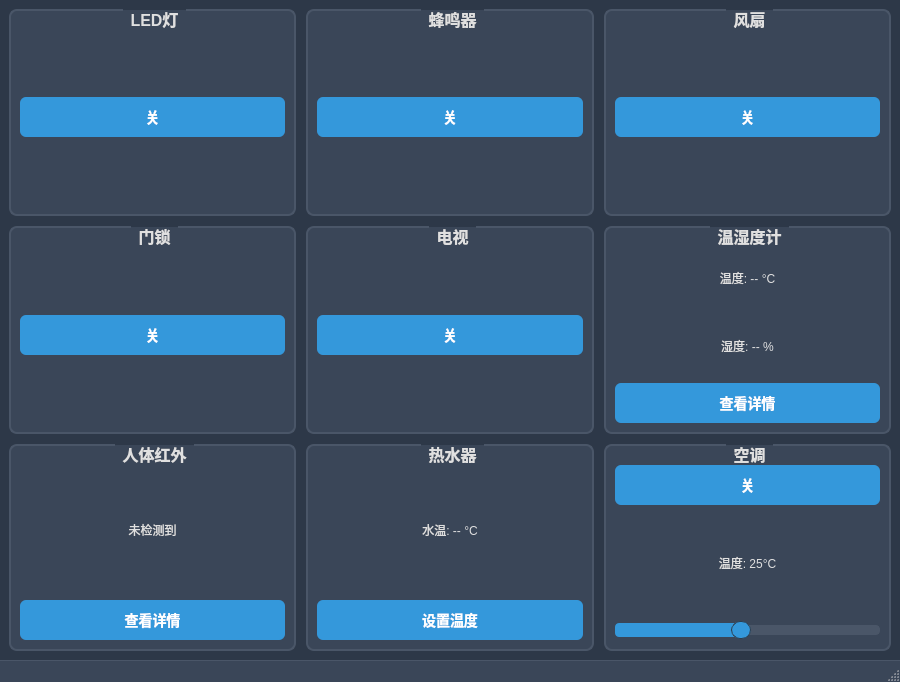
Before: the Qt Designer form uiClass/MainWidget/mainwidget.ui in MenShengFa-DaCai/Qtclient, drawn with Qt 5.
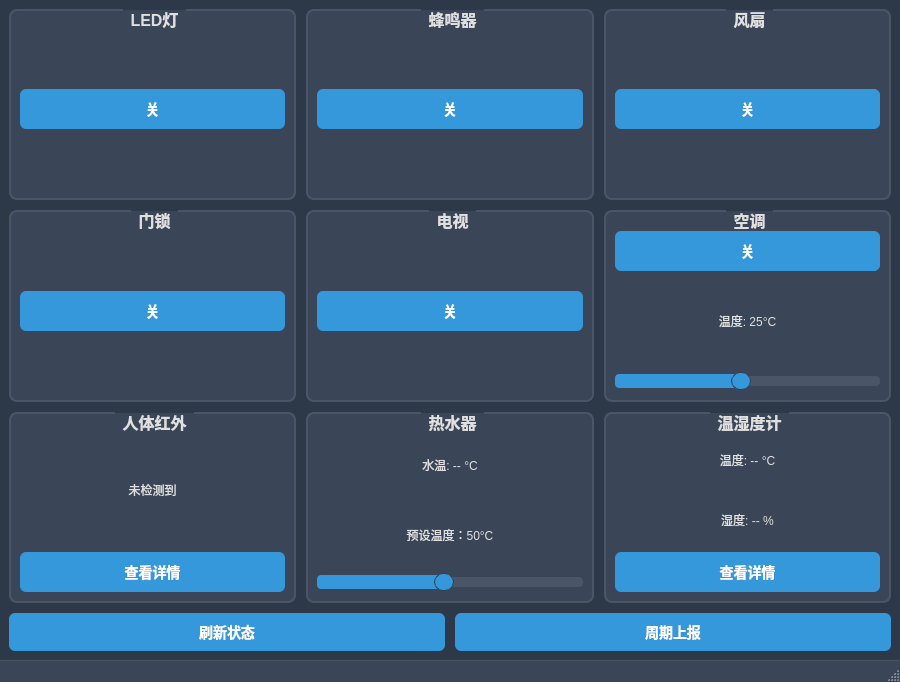
After: the same form once the commit is applied.

Commit message: 1.完成温湿度历史记录功能。 2.重新组织热水器控制。 3.引入了绘制折线图的Qt库。 4.初步设计人体红外的页面ui。

What changed in the file:
```diff
--- a/uiClass/MainWidget/mainwidget.ui
+++ b/uiClass/MainWidget/mainwidget.ui
@@ -73,10 +73,126 @@
     }</string>
   </property>
   <widget class="QWidget" name="centralwidget">
-   <layout class="QGridLayout" name="gridLayout" rowstretch="1,1,1" columnstretch="1,1,1" rowminimumheight="1,1,1" columnminimumwidth="1,1,1">
+   <layout class="QGridLayout" name="gridLayout" rowstretch="1,1,1,0,0" columnstretch="1,1,1" rowminimumheight="1,1,1,0,0" columnminimumwidth="1,1,1">
     <property name="spacing">
      <number>10</number>
     </property>
+    <item row="2" column="1">
+     <widget class="QGroupBox" name="groupBoxWaterHeater">
+      <property name="title">
+       <string>热水器</string>
+      </property>
+      <layout class="QVBoxLayout" name="verticalLayout_8">
+       <item>
+        <widget class="QLabel" name="lblWaterHeater">
+         <property name="text">
+          <string>水温: -- °C</string>
+         </property>
+         <property name="alignment">
+          <set>Qt::AlignmentFlag::AlignCenter</set>
+         </property>
+        </widget>
+       </item>
+       <item>
+        <widget class="QLabel" name="waterHeartlab">
+         <property name="text">
+          <string>预设温度：50°C</string>
+         </property>
+         <property name="alignment">
+          <set>Qt::AlignmentFlag::AlignCenter</set>
+         </property>
+        </widget>
+       </item>
+       <item>
+        <widget class="QSlider" name="WaterHeatersetbar">
+         <property name="minimumSize">
+          <size>
+           <width>0</width>
+           <height>0</height>
+          </size>
+         </property>
+         <property name="maximumSize">
+          <size>
+           <width>16777215</width>
+           <height>20</height>
+          </size>
+         </property>
+         <property name="minimum">
+          <number>16</number>
+         </property>
+         <property name="maximum">
+          <number>35</number>
+         </property>
+         <property name="value">
+          <number>25</number>
+         </property>
+         <property name="orientation">
+          <enum>Qt::Orientation::Horizontal</enum>
+         </property>
+        </widget>
+       </item>
+      </layout>
+     </widget>
+    </item>
+    <item row="2" column="0">
+     <widget class="QGroupBox" name="groupBoxInfrared">
+      <property name="title">
+       <string>人体红外</string>
+      </property>
+      <layout class="QVBoxLayout" name="verticalLayout_7">
+       <item>
+        <widget class="QLabel" name="lblInfrared">
+         <property name="text">
+          <string>未检测到</string>
+         </property>
+         <property name="alignment">
+          <set>Qt::AlignmentFlag::AlignCenter</set>
+         </property>
+        </widget>
+       </item>
+       <item>
+        <widget class="QPushButton" name="btnInfrared">
+         <property name="minimumSize">
+          <size>
+           <width>0</width>
+           <height>40</height>
+          </size>
+         </property>
+         <property name="cursor">
+          <cursorShape>PointingHandCursor</cursorShape>
+         </property>
+         <property name="text">
+          <string>查看详情</string>
+         </property>
+        </widget>
+       </item>
+      </layout>
+     </widget>
+    </item>
+    <item row="4" column="0" colspan="3">
+     <layout class="QHBoxLayout" name="horizontalLayout">
+      <item>
+       <widget class="QPushButton" name="btnRefresh">
+        <property name="cursor">
+         <cursorShape>PointingHandCursor</cursorShape>
+        </property>
+        <property name="text">
+         <string>刷新状态</string>
+        </property>
+       </widget>
+      </item>
+      <item>
+       <widget class="QPushButton" name="btnMode">
+        <property name="cursor">
+         <cursorShape>PointingHandCursor</cursorShape>
+        </property>
+        <property name="text">
+         <string>周期上报</string>
+        </property>
+       </widget>
+      </item>
+     </layout>
+    </item>
     <item row="0" column="0">
      <widget class="QGroupBox" name="groupBoxLed">
       <property name="title">
@@ -91,27 +207,8 @@
            <height>40</height>
           </size>
          </property>
-         <property name="text">
-          <string>关</string>
-         </property>
-        </widget>
-       </item>
-      </layout>
-     </widget>
-    </item>
-    <item row="0" column="1">
-     <widget class="QGroupBox" name="groupBoxBuzzer">
-      <property name="title">
-       <string>蜂鸣器</string>
-      </property>
-      <layout class="QVBoxLayout" name="verticalLayout_2">
-       <item>
-        <widget class="QPushButton" name="btnBuzzer">
-         <property name="minimumSize">
-          <size>
-           <width>0</width>
-           <height>40</height>
-          </size>
+         <property name="cursor">
+          <cursorShape>PointingHandCursor</cursorShape>
          </property>
          <property name="text">
           <string>关</string>
@@ -179,6 +276,34 @@
            <height>40</height>
           </size>
          </property>
+         <property name="cursor">
+          <cursorShape>PointingHandCursor</cursorShape>
+         </property>
+         <property name="text">
+          <string>关</string>
+         </property>
+        </widget>
+       </item>
+      </layout>
+     </widget>
+    </item>
+    <item row="0" column="1">
+     <widget class="QGroupBox" name="groupBoxBuzzer">
+      <property name="title">
+       <string>蜂鸣器</string>
+      </property>
+      <layout class="QVBoxLayout" name="verticalLayout_2">
+       <item>
+        <widget class="QPushButton" name="btnBuzzer">
+         <property name="minimumSize">
+          <size>
+           <width>0</width>
+           <height>40</height>
+          </size>
+         </property>
+         <property name="cursor">
+          <cursorShape>PointingHandCursor</cursorShape>
+         </property>
          <property name="text">
           <string>关</string>
          </property>
@@ -188,6 +313,69 @@
      </widget>
     </item>
     <item row="1" column="2">
+     <widget class="QGroupBox" name="groupBoxAirConditioner">
+      <property name="title">
+       <string>空调</string>
+      </property>
+      <layout class="QVBoxLayout" name="verticalLayout_9">
+       <item>
+        <widget class="QPushButton" name="btnAirConditioner">
+         <property name="minimumSize">
+          <size>
+           <width>0</width>
+           <height>40</height>
+          </size>
+         </property>
+         <property name="cursor">
+          <cursorShape>PointingHandCursor</cursorShape>
+         </property>
+         <property name="text">
+          <string>关</string>
+         </property>
+        </widget>
+       </item>
+       <item>
+        <widget class="QLabel" name="lblAirConditionerTemp">
+         <property name="text">
+          <string>温度: 25°C</string>
+         </property>
+         <property name="alignment">
+          <set>Qt::AlignmentFlag::AlignCenter</set>
+         </property>
+        </widget>
+       </item>
+       <item>
+        <widget class="QSlider" name="sliderAirConditionerTemp">
+         <property name="minimumSize">
+          <size>
+           <width>0</width>
+           <height>0</height>
+          </size>
+         </property>
+         <property name="maximumSize">
+          <size>
+           <width>16777215</width>
+           <height>20</height>
+          </size>
+         </property>
+         <property name="minimum">
+          <number>16</number>
+         </property>
+         <property name="maximum">
+          <number>35</number>
+         </property>
+         <property name="value">
+          <number>25</number>
+         </property>
+         <property name="orientation">
+          <enum>Qt::Orientation::Horizontal</enum>
+         </property>
+        </widget>
+       </item>
+      </layout>
+     </widget>
+    </item>
+    <item row="2" column="2">
      <widget class="QGroupBox" name="groupBoxThermoHygro">
       <property name="title">
        <string>温湿度计</string>
@@ -224,36 +412,7 @@
          <property name="text">
           <string>查看详情</string>
          </property>
-        </widget>
-       </item>
-      </layout>
-     </widget>
-    </item>
-    <item row="2" column="0">
-     <widget class="QGroupBox" name="groupBoxInfrared">
-      <property name="title">
-       <string>人体红外</string>
-      </property>
-      <layout class="QVBoxLayout" name="verticalLayout_7">
-       <item>
-        <widget class="QLabel" name="lblInfrared">
          <property name="text">
-          <string>未检测到</string>
-         </property>
-         <property name="alignment">
-          <set>Qt::AlignmentFlag::AlignCenter</set>
-         </property>
-        </widget>
-       </item>
-       <item>
-        <widget class="QPushButton" name="btnInfrared">
-         <property name="minimumSize">
-          <size>
-           <width>0</width>
-           <height>40</height>
-          </size>
-         </property>
-         <property name="text">
           <string>查看详情</string>
          </property>
         </widget>
@@ -261,98 +420,6 @@
       </layout>
      </widget>
     </item>
-    <item row="2" column="1">
-     <widget class="QGroupBox" name="groupBoxWaterHeater">
-      <property name="title">
-       <string>热水器</string>
-      </property>
-      <layout class="QVBoxLayout" name="verticalLayout_8">
-       <item>
-        <widget class="QLabel" name="lblWaterHeater">
-         <property name="text">
-          <string>水温: -- °C</string>
-         </property>
-         <property name="alignment">
-          <set>Qt::AlignmentFlag::AlignCenter</set>
-         </property>
-        </widget>
-       </item>
-       <item>
-        <widget class="QPushButton" name="btnWaterHeater">
-         <property name="minimumSize">
-          <size>
-           <width>0</width>
-           <height>40</height>
-          </size>
-         </property>
-         <property name="text">
-          <string>设置温度</string>
-         </property>
-        </widget>
-       </item>
-      </layout>
-     </widget>
-    </item>
-    <item row="2" column="2">
-     <widget class="QGroupBox" name="groupBoxAirConditioner">
-      <property name="title">
-       <string>空调</string>
-      </property>
-      <layout class="QVBoxLayout" name="verticalLayout_9">
-       <item>
-        <widget class="QPushButton" name="btnAirConditioner">
-         <property name="minimumSize">
-          <size>
-           <width>0</width>
-           <height>40</height>
-          </size>
-         </property>
-         <property name="text">
-          <string>关</string>
-         </property>
-        </widget>
-       </item>
-       <item>
-        <widget class="QLabel" name="lblAirConditionerTemp">
-         <property name="text">
-          <string>温度: 25°C</string>
-         </property>
-         <property name="alignment">
-          <set>Qt::AlignmentFlag::AlignCenter</set>
-         </property>
-        </widget>
-       </item>
-       <item>
-        <widget class="QSlider" name="sliderAirConditionerTemp">
-         <property name="minimumSize">
-          <size>
-           <width>0</width>
-           <height>0</height>
-          </size>
-         </property>
-         <property name="maximumSize">
-          <size>
-           <width>16777215</width>
-           <height>20</height>
-          </size>
-         </property>
-         <property name="minimum">
-          <number>16</number>
-         </property>
-         <property name="maximum">
-          <number>35</number>
-         </property>
-         <property name="value">
-          <number>25</number>
-         </property>
-         <property name="orientation">
-          <enum>Qt::Orientation::Horizontal</enum>
-         </property>
-        </widget>
-       </item>
-      </layout>
-     </widget>
-    </item>
    </layout>
   </widget>
   <widget class="QMenuBar" name="menubar">
```
Left out of the diff: 22 changed lines with no effect on the pictures. The commit also changes 14 other files.
